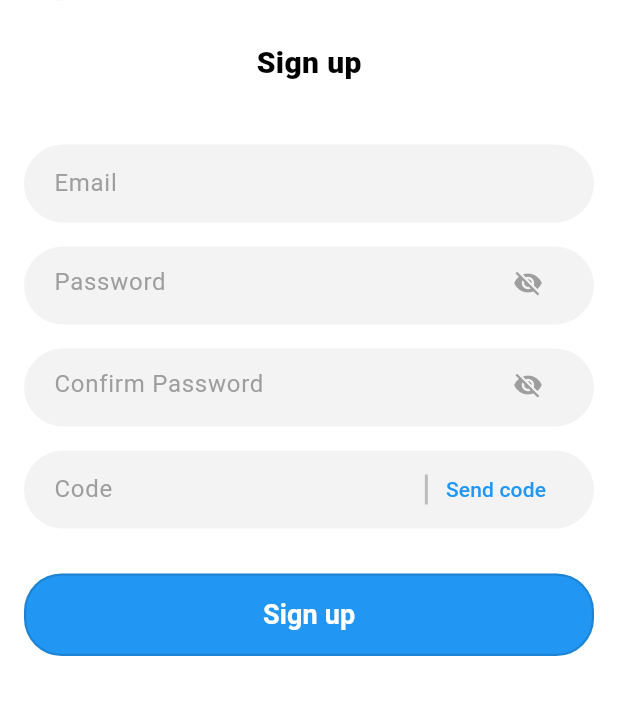
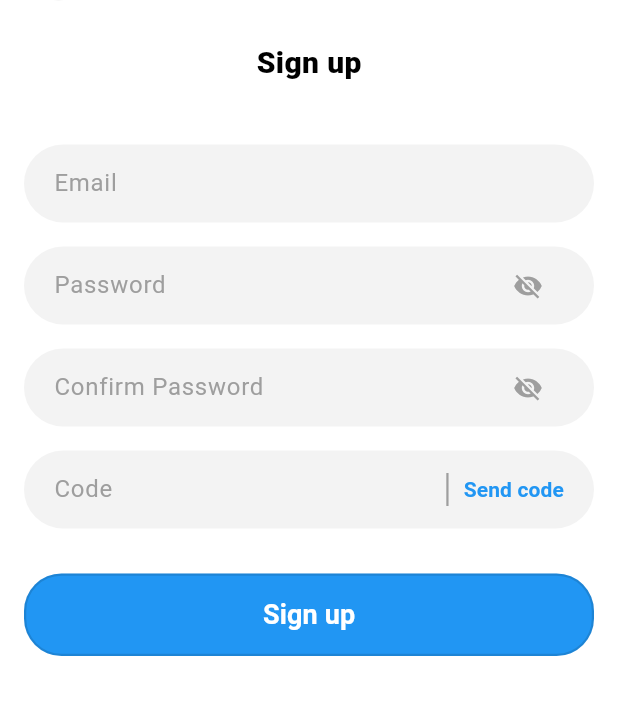
Before and after one commit to zaibappdev/deepseek_clone_app, a Flutter app: the SignUpScreen screen opened by its route, on a phone screen of 412 x 824 dp, the part 67-782 px from its top. Run offline on Flutter 3.47's test engine with Material 3 defaults, Android fonts, the phone set to English and light mode, and no system bars; our stand-ins replace go_router.

Commit message:
finsish authentication

```diff
--- /dev/null
+++ b/lib/core/common_widgets/code_text_field_widget.dart
@@ -0,0 +1,70 @@
+import 'package:flutter/material.dart';
+
+class CodeTextFieldWidget extends StatelessWidget {
+  final TextEditingController controller;
+  final String hintText;
+  final VoidCallback onSendCode;
+
+  const CodeTextFieldWidget({
+    super.key,
+    required this.controller,
+    required this.hintText,
+    required this.onSendCode,
+  });
+
+  @override
+  Widget build(BuildContext context) {
+    return Container(
+      height: 52,
+      padding: const EdgeInsets.symmetric(horizontal: 20),
+      decoration: BoxDecoration(
+        color: const Color(0xfff3f3f3),
+        borderRadius: BorderRadius.circular(40),
+      ),
+      child: Row(
+        children: [
+          // TextField
+          Expanded(
+            child: Center(
+              child: TextField(
+                controller: controller,
+                style: const TextStyle(fontSize: 16, color: Colors.black),
+                textAlignVertical: TextAlignVertical.center,
+
+                decoration: const InputDecoration(
+                  isCollapsed: true,
+                  border: InputBorder.none,
+                  contentPadding: EdgeInsets.symmetric(vertical: 0),
+                  hintText: "Code",
+                  hintStyle: TextStyle(color: Colors.grey, fontSize: 16),
+                ),
+              ),
+            ),
+          ),
+
+          // Divider line
+          Container(
+            height: 22,
+            width: 1.5,
+            color: Colors.grey,
+            margin: const EdgeInsets.symmetric(horizontal: 10),
+          ),
+
+          // Send Code button
+          TextButton(
+            onPressed: onSendCode,
+            style: TextButton.styleFrom(padding: EdgeInsets.zero),
+            child: const Text(
+              "Send code",
+              style: TextStyle(
+                color: Colors.blue,
+                fontWeight: FontWeight.w600,
+                fontSize: 14,
+              ),
+            ),
+          ),
+        ],
+      ),
+    );
+  }
+}
--- /dev/null
+++ b/lib/core/common_widgets/text_field_widget.dart
@@ -0,0 +1,53 @@
+import 'package:flutter/material.dart';
+
+class TextFieldWidget extends StatelessWidget {
+  final String hintText;
+  final TextEditingController controller;
+  final bool obscureText;
+  final VoidCallback? onSuffixTap;
+  final IconData? suffixIcon;
+
+  const TextFieldWidget({
+    super.key,
+    required this.hintText,
+    required this.controller,
+    this.obscureText = false,
+    this.onSuffixTap,
+    this.suffixIcon,
+  });
+
+  @override
+  Widget build(BuildContext context) {
+    return Container(
+      height: 52,
+      padding: const EdgeInsets.symmetric(horizontal: 20),
+      decoration: BoxDecoration(
+        color: const Color(0xfff3f3f3),
+        borderRadius: BorderRadius.circular(40),
+      ),
+      child: Center(
+        child: TextField(
+          controller: controller,
+          obscureText: obscureText,
+          textAlignVertical: TextAlignVertical.center,
+          style: const TextStyle(fontSize: 16, color: Colors.black),
+          decoration: InputDecoration(
+            isCollapsed: true,
+            contentPadding: const EdgeInsets.symmetric(vertical: 14),
+            border: InputBorder.none,
+            hintText: hintText,
+            hintStyle: const TextStyle(color: Colors.grey, fontSize: 16),
+
+            // Optional Suffix Icon
+            suffixIcon: suffixIcon != null
+                ? IconButton(
+                    icon: Icon(suffixIcon, color: Colors.grey, size: 20),
+                    onPressed: onSuffixTap,
+                  )
+                : null,
+          ),
+        ),
+      ),
+    );
+  }
+}
--- a/lib/features/authentication/sign_in/sign_in_screen.dart
+++ b/lib/features/authentication/sign_in/sign_in_screen.dart
@@ -1,6 +1,7 @@
 import 'package:deepseek_clone_app/core/common_widgets/app_bar_widget.dart';
 import 'package:flutter/material.dart';
 import '../../../core/common_widgets/elevated_button_widget.dart';
+import '../../../core/common_widgets/text_field_widget.dart';
 import '../../../routes/app_paths.dart';
 import '../../../routes/navigation_services.dart';
 
@@ -51,61 +52,26 @@ class _SignInScreenState extends State<SignInScreen> {
             const SizedBox(height: 40),
 
             // Email
-            Container(
-              height: 52,
-              padding: const EdgeInsets.symmetric(horizontal: 20),
-              decoration: BoxDecoration(
-                color: const Color(0xfff3f3f3),
-                borderRadius: BorderRadius.circular(40),
-              ),
-              child: Center(
-                child: TextField(
+            TextFieldWidget(
+              hintText: "Email / +92 Phone number",
               controller: emailController,
-                  keyboardType: TextInputType.emailAddress,
-                  style: const TextStyle(fontSize: 16, color: Colors.black),
-
-                  decoration: const InputDecoration(
-                    border: InputBorder.none,
-                    hintText: "Email / +92 Phone number",
-                    hintStyle: TextStyle(color: Colors.grey, fontSize: 16),
-                  ),
-                ),
-              ),
             ),
 
             const SizedBox(height: 16),
 
             // Password
-            Container(
-              height: 52,
-              padding: const EdgeInsets.symmetric(horizontal: 20),
-              decoration: BoxDecoration(
-                color: const Color(0xfff3f3f3),
-                borderRadius: BorderRadius.circular(40),
-              ),
-              child: TextField(
+            TextFieldWidget(
+              hintText: "Password",
               controller: passwordController,
               obscureText: _obscurePassword,
-                style: const TextStyle(fontSize: 16, color: Colors.black),
-                textAlignVertical: TextAlignVertical.center,
-                decoration: InputDecoration(
-                  border: InputBorder.none,
-                  hintText: "Password",
-                  hintStyle: const TextStyle(color: Colors.grey, fontSize: 16),
-                  suffixIcon: IconButton(
-                    icon: Icon(
-                      Icons.visibility_off,
-                      color: Colors.grey,
-                      size: 20,
-                    ),
-                    onPressed: () {
+              suffixIcon: _obscurePassword
+                  ? Icons.visibility_off
+                  : Icons.visibility,
+              onSuffixTap: () {
                 setState(() {
                   _obscurePassword = !_obscurePassword;
                 });
               },
-                  ),
-                ),
-              ),
             ),
 
             TextButton(
--- a/lib/features/authentication/sign_up/sign_up_screen.dart
+++ b/lib/features/authentication/sign_up/sign_up_screen.dart
@@ -1,6 +1,8 @@
 import 'package:flutter/material.dart';
 import '../../../core/common_widgets/app_bar_widget.dart';
+import '../../../core/common_widgets/code_text_field_widget.dart';
 import '../../../core/common_widgets/elevated_button_widget.dart';
+import '../../../core/common_widgets/text_field_widget.dart';
 import '../../../routes/app_paths.dart';
 import '../../../routes/navigation_services.dart';
 
@@ -52,139 +54,49 @@ class _SignUpScreenState extends State<SignUpScreen> {
             const SizedBox(height: 40),
 
             // Email
-            Container(
-              height: 52,
-              padding: const EdgeInsets.symmetric(horizontal: 20),
-              decoration: BoxDecoration(
-                color: const Color(0xfff3f3f3),
-                borderRadius: BorderRadius.circular(40),
-              ),
-              child: Center(
-                child: TextField(
-                  controller: emailController,
-                  keyboardType: TextInputType.emailAddress,
-                  style: const TextStyle(fontSize: 16, color: Colors.black),
-
-                  decoration: const InputDecoration(
-                    border: InputBorder.none,
-                    hintText: "Email",
-                    hintStyle: TextStyle(color: Colors.grey, fontSize: 16),
-                  ),
-                ),
-              ),
-            ),
+            TextFieldWidget(hintText: "Email", controller: emailController),
 
             const SizedBox(height: 16),
 
             // Password
-            Container(
-              height: 52,
-              padding: const EdgeInsets.symmetric(horizontal: 20),
-              decoration: BoxDecoration(
-                color: const Color(0xfff3f3f3),
-                borderRadius: BorderRadius.circular(40),
-              ),
-              child: TextField(
+            TextFieldWidget(
+              hintText: "Password",
               controller: passwordController,
               obscureText: _obscurePassword,
-                style: const TextStyle(fontSize: 16, color: Colors.black),
-                textAlignVertical: TextAlignVertical.center,
-                decoration: InputDecoration(
-                  border: InputBorder.none,
-                  hintText: "Password",
-                  hintStyle: const TextStyle(color: Colors.grey, fontSize: 16),
-                  suffixIcon: IconButton(
-                    icon: Icon(
-                      Icons.visibility_off,
-                      color: Colors.grey,
-                      size: 20,
-                    ),
-                    onPressed: () {
+              suffixIcon: _obscurePassword
+                  ? Icons.visibility_off
+                  : Icons.visibility,
+              onSuffixTap: () {
                 setState(() {
                   _obscurePassword = !_obscurePassword;
                 });
               },
             ),
-                ),
-              ),
-            ),
 
             const SizedBox(height: 16),
 
             // Confirm Password
-            Container(
-              height: 52,
-              padding: const EdgeInsets.symmetric(horizontal: 20),
-              decoration: BoxDecoration(
-                color: const Color(0xfff3f3f3),
-                borderRadius: BorderRadius.circular(40),
-              ),
-              child: TextField(
+            TextFieldWidget(
+              hintText: "Confirm Password",
               controller: confirmController,
               obscureText: _obscurePassword,
-                style: const TextStyle(fontSize: 16, color: Colors.black),
-                textAlignVertical: TextAlignVertical.center,
-                decoration: InputDecoration(
-                  border: InputBorder.none,
-                  hintText: "Confirm Password",
-                  hintStyle: const TextStyle(color: Colors.grey, fontSize: 16),
-                  suffixIcon: IconButton(
-                    icon: Icon(
-                      _obscurePassword
+              suffixIcon: _obscurePassword
                   ? Icons.visibility_off
                   : Icons.visibility,
-                      color: Colors.grey,
-                      size: 20,
-                    ),
-                    onPressed: () {
+              onSuffixTap: () {
                 setState(() {
                   _obscurePassword = !_obscurePassword;
                 });
               },
             ),
-                ),
-              ),
-            ),
 
             const SizedBox(height: 16),
 
             // Code
-            Container(
-              height: 52,
-              padding: const EdgeInsets.symmetric(horizontal: 20),
-              decoration: BoxDecoration(
-                color: const Color(0xfff3f3f3),
-                borderRadius: BorderRadius.circular(40),
-              ),
-              child: Row(
-                children: [
-                  Expanded(
-                    child: TextField(
+            CodeTextFieldWidget(
               controller: codeController,
-                      style: const TextStyle(fontSize: 16, color: Colors.black),
-                      decoration: const InputDecoration(
-                        border: InputBorder.none,
               hintText: "Code",
-                        hintStyle: TextStyle(color: Colors.grey, fontSize: 16),
-                      ),
-                    ),
-                  ),
-                  // vertical line
-                  Container(
-                    height: 20,
-                    width: 2,
-                    color: Colors.grey.shade400,
-                    margin: const EdgeInsets.symmetric(horizontal: 0),
-                  ),
-                  TextButton(
-                    onPressed: () {},
-                    child: const Text(
-                      "Send code",
-                      style: TextStyle(color: Colors.blue),
-                    ),
-                  ),
-                ],
-              ),
+              onSendCode: () {},
             ),
 
             const SizedBox(height: 30),
```
Lines whose indentation alone changed are shown as unchanged.
